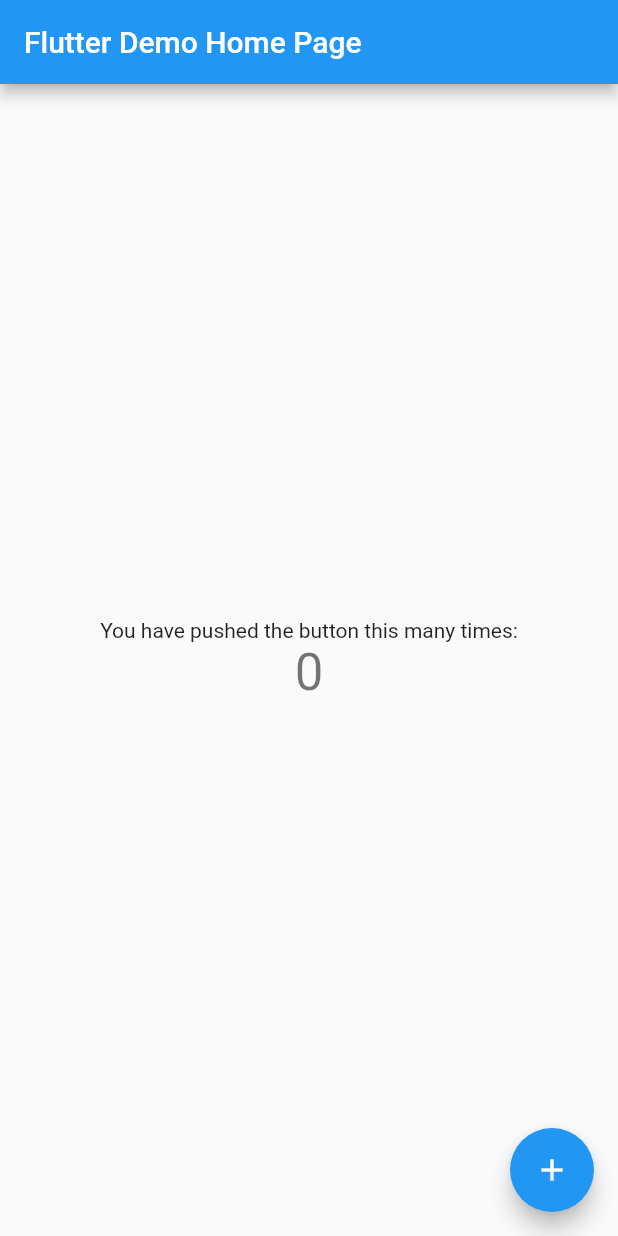
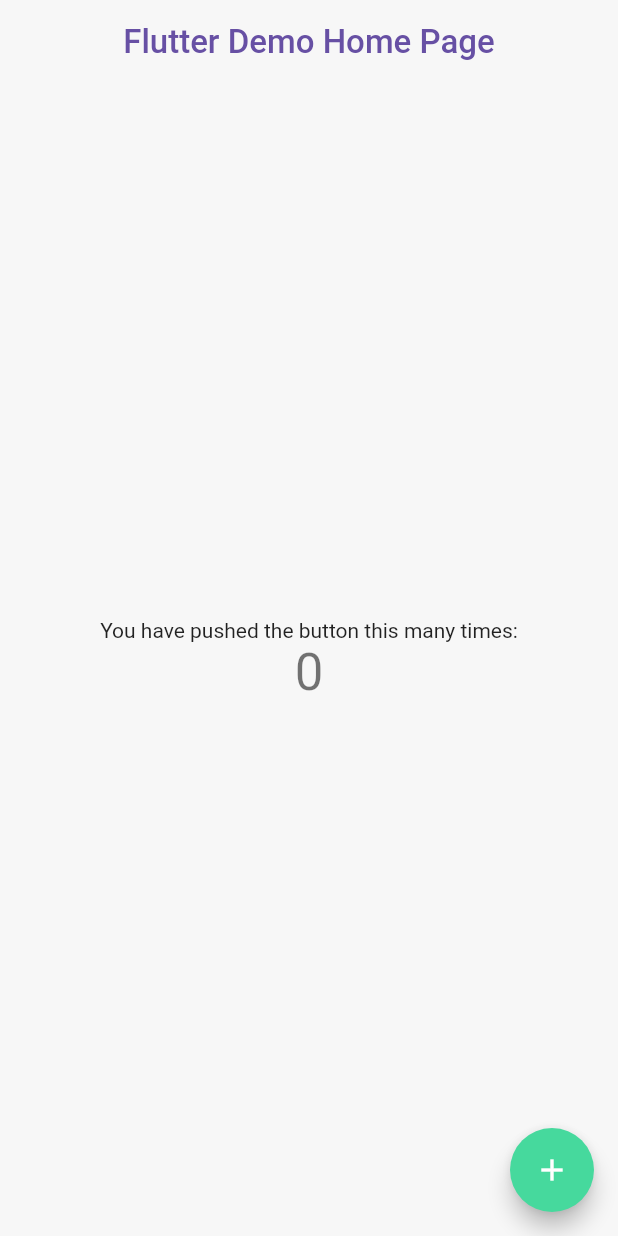
Before and after one commit to theRhasoldy/goat_app, a Flutter app: the screen it shows after launch, on a phone screen of 412 x 824 dp. Run offline on Flutter 3.47's test engine with Material 2 defaults, Android fonts, the phone set to English and light mode, and no system bars.

Commit message:
Added app theme

```diff
--- /dev/null
+++ b/lib/common/config/theme.dart
@@ -0,0 +1,58 @@
+import 'package:flutter/material.dart';
+
+// Surfaces
+const backgroundColor = Color(0xFFF7F7F7);
+const surfaceColor = Color(0xFFFFFBFE);
+const shadowColor = Color(0xFF171829);
+
+// Accents
+const primaryColor = Color(0xFF6750A4);
+const secondaryColor = Color(0xFF46D99D);
+const tertiaryColor = Color(0xFFFFCCD0);
+
+const unselectedColor = Color(0xFFCAC4D0);
+
+// Text
+const normalTextColor = Color(0x000000);
+const fadedTextColor = Color(0xFF787579);
+const onSurfaceTextColor = Color(0xFFFFFFFF);
+
+const lightColorScheme = ColorScheme(
+  brightness: Brightness.light,
+  surface: surfaceColor,
+  onSurface: primaryColor,
+  surfaceVariant: surfaceColor,
+  onSurfaceVariant: normalTextColor,
+  background: backgroundColor,
+  onBackground: normalTextColor,
+  shadow: shadowColor,
+  primary: primaryColor,
+  onPrimary: onSurfaceTextColor,
+  secondary: secondaryColor,
+  onSecondary: onSurfaceTextColor,
+  tertiary: tertiaryColor,
+  onTertiary: onSurfaceTextColor,
+  error: Colors.red,
+  onError: onSurfaceTextColor,
+);
+
+ThemeData mainTheme = ThemeData(
+  scaffoldBackgroundColor: lightColorScheme.background,
+  appBarTheme: AppBarTheme(
+      backgroundColor: lightColorScheme.background,
+      elevation: 0,
+      centerTitle: true,
+      titleTextStyle: TextStyle(
+          color: lightColorScheme.primary,
+          fontSize: 22,
+          fontWeight: FontWeight.w500)),
+  bottomNavigationBarTheme: BottomNavigationBarThemeData(
+    backgroundColor: lightColorScheme.background,
+    elevation: 0,
+    selectedItemColor: lightColorScheme.secondary,
+    unselectedItemColor: unselectedColor,
+    showSelectedLabels: false,
+    showUnselectedLabels: false,
+  ),
+  colorScheme: lightColorScheme,
+);
--- a/lib/main.dart
+++ b/lib/main.dart
@@ -1,4 +1,5 @@
 import 'package:flutter/material.dart';
+import 'package:goat_app/common/config/theme.dart';
 
 void main() {
   runApp(const MyApp());
@@ -12,18 +13,7 @@ class MyApp extends StatelessWidget {
   Widget build(BuildContext context) {
     return MaterialApp(
       title: 'Flutter Demo',
-      theme: ThemeData(
-        // This is the theme of your application.
-        //
-        // Try running your application with "flutter run". You'll see the
-        // application has a blue toolbar. Then, without quitting the app, try
-        // changing the primarySwatch below to Colors.green and then invoke
-        // "hot reload" (press "r" in the console where you ran "flutter run",
-        // or simply save your changes to "hot reload" in a Flutter IDE).
-        // Notice that the counter didn't reset back to zero; the application
-        // is not restarted.
-        primarySwatch: Colors.blue,
-      ),
+      theme: mainTheme,
       home: const MyHomePage(title: 'Flutter Demo Home Page'),
     );
   }
```
